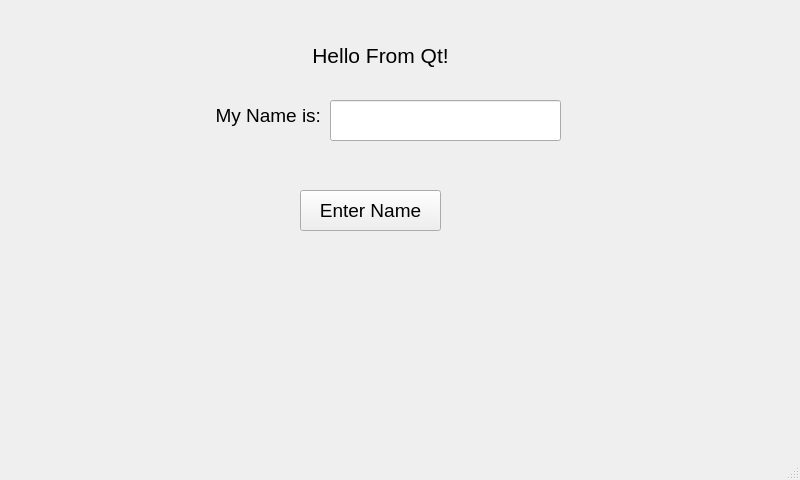
This is Chapter03/HelloFromQt/mainwindow.ui in CharlesDias/Hands-on-Embedded-Prog-Qt-iMX6ULL as Qt 5 draws it before an edit. The edited form follows.
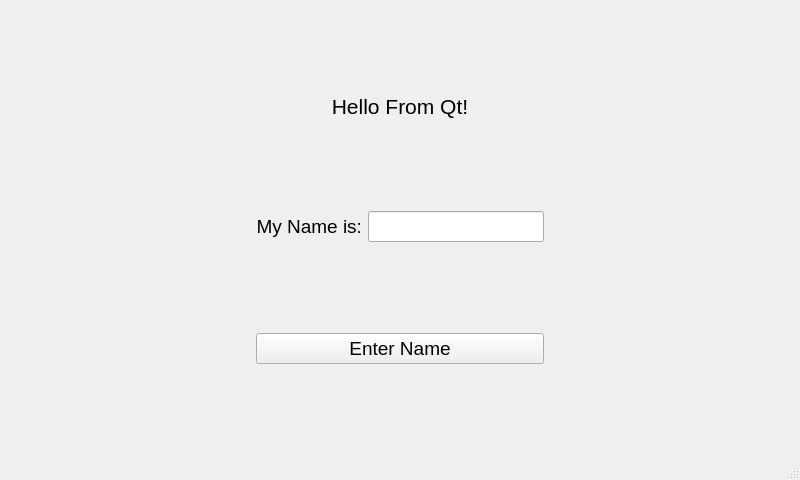
This is the edited form.

Commit message: feat: add horizontal and vertical spacers on HelloFromQt

```diff
--- a/Chapter03/HelloFromQt/mainwindow.ui
+++ b/Chapter03/HelloFromQt/mainwindow.ui
@@ -14,15 +14,22 @@
    <string>MainWindow</string>
   </property>
   <widget class="QWidget" name="centralwidget">
+   <layout class="QGridLayout" name="gridLayout">
+    <item row="4" column="1">
+     <spacer name="verticalSpacer_4">
+      <property name="orientation">
+       <enum>Qt::Vertical</enum>
+      </property>
+      <property name="sizeHint" stdset="0">
+       <size>
+        <width>20</width>
+        <height>40</height>
+       </size>
+      </property>
+     </spacer>
+    </item>
+    <item row="1" column="1">
    <widget class="QLabel" name="label">
-    <property name="geometry">
-     <rect>
-      <x>120</x>
-      <y>40</y>
-      <width>521</width>
-      <height>31</height>
-     </rect>
-    </property>
     <property name="font">
      <font>
       <pointsize>16</pointsize>
@@ -35,15 +42,11 @@
      <set>Qt::AlignCenter</set>
     </property>
    </widget>
+    </item>
+    <item row="3" column="1">
+     <layout class="QHBoxLayout" name="horizontalLayout_2">
+      <item>
    <widget class="QLabel" name="label_2">
-    <property name="geometry">
-     <rect>
-      <x>210</x>
-      <y>100</y>
-      <width>111</width>
-      <height>31</height>
-     </rect>
-    </property>
     <property name="font">
      <font>
       <pointsize>14</pointsize>
@@ -56,30 +59,59 @@
      <set>Qt::AlignRight|Qt::AlignTrailing|Qt::AlignVCenter</set>
     </property>
    </widget>
+      </item>
+      <item>
    <widget class="QLineEdit" name="lineEdit">
-    <property name="geometry">
-     <rect>
-      <x>330</x>
-      <y>100</y>
-      <width>231</width>
-      <height>41</height>
-     </rect>
-    </property>
     <property name="font">
      <font>
       <pointsize>14</pointsize>
      </font>
     </property>
    </widget>
+      </item>
+     </layout>
+    </item>
+    <item row="6" column="1">
+     <spacer name="verticalSpacer_2">
+      <property name="orientation">
+       <enum>Qt::Vertical</enum>
+      </property>
+      <property name="sizeHint" stdset="0">
+       <size>
+        <width>20</width>
+        <height>40</height>
+       </size>
+      </property>
+     </spacer>
+    </item>
+    <item row="0" column="1">
+     <spacer name="verticalSpacer">
+      <property name="orientation">
+       <enum>Qt::Vertical</enum>
+      </property>
+      <property name="sizeHint" stdset="0">
+       <size>
+        <width>20</width>
+        <height>40</height>
+       </size>
+      </property>
+     </spacer>
+    </item>
+    <item row="2" column="1">
+     <spacer name="verticalSpacer_3">
+      <property name="orientation">
+       <enum>Qt::Vertical</enum>
+      </property>
+      <property name="sizeHint" stdset="0">
+       <size>
+        <width>20</width>
+        <height>40</height>
+       </size>
+      </property>
+     </spacer>
+    </item>
+    <item row="5" column="1">
    <widget class="QPushButton" name="pushButton">
-    <property name="geometry">
-     <rect>
-      <x>300</x>
-      <y>190</y>
-      <width>141</width>
-      <height>41</height>
-     </rect>
-    </property>
     <property name="font">
      <font>
       <pointsize>14</pointsize>
@@ -89,6 +121,34 @@
      <string>Enter Name</string>
     </property>
    </widget>
+    </item>
+    <item row="5" column="0">
+     <spacer name="horizontalSpacer">
+      <property name="orientation">
+       <enum>Qt::Horizontal</enum>
+      </property>
+      <property name="sizeHint" stdset="0">
+       <size>
+        <width>40</width>
+        <height>20</height>
+       </size>
+      </property>
+     </spacer>
+    </item>
+    <item row="5" column="2">
+     <spacer name="horizontalSpacer_2">
+      <property name="orientation">
+       <enum>Qt::Horizontal</enum>
+      </property>
+      <property name="sizeHint" stdset="0">
+       <size>
+        <width>40</width>
+        <height>20</height>
+       </size>
+      </property>
+     </spacer>
+    </item>
+   </layout>
   </widget>
   <widget class="QMenuBar" name="menubar">
    <property name="geometry">
```
Lines whose indentation alone changed are shown as unchanged.
